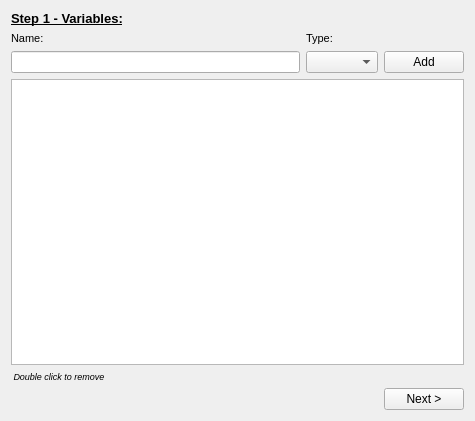
Above: fuzzy_logic_gui/flg_project_setup_page.ui from rafidalhaq/complex-course before the change. Below: the same form after it.
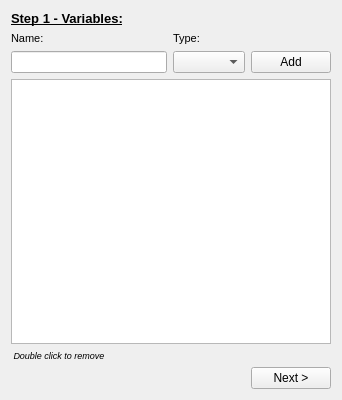
That is the form after the change.

The edit to the form file:
```diff
--- a/fuzzy_logic_gui/flg_project_setup_page.ui
+++ b/fuzzy_logic_gui/flg_project_setup_page.ui
@@ -6,8 +6,8 @@
    <rect>
     <x>0</x>
     <y>0</y>
-    <width>475</width>
-    <height>421</height>
+    <width>342</width>
+    <height>400</height>
    </rect>
   </property>
   <property name="windowTitle">
```
